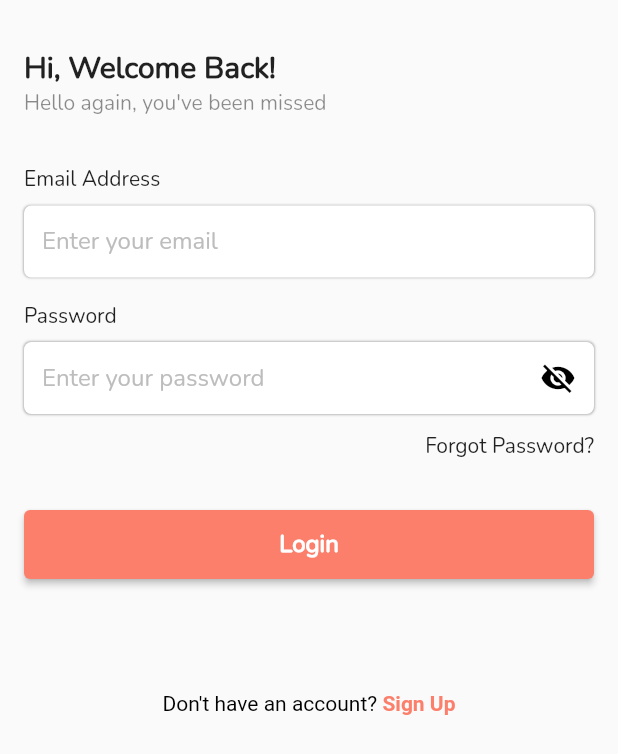
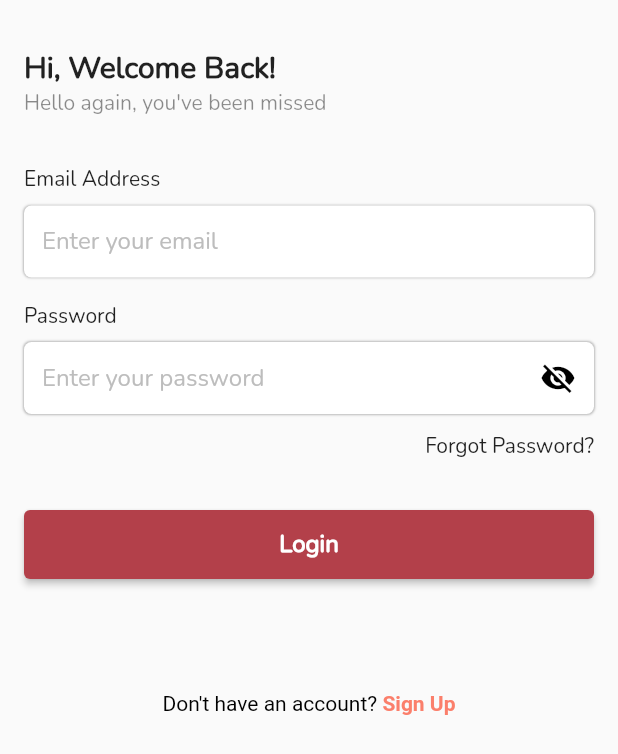
Before and after one commit to zuludin04/nyarios, a Flutter app: the screen it shows after launch, on a phone screen of 412 x 824 dp. Shown: the top 754 px of the screen. Run offline on Flutter 3.47's test engine with Material 2 defaults, Android fonts, the phone set to English and light mode, and no system bars; our stand-ins replace cloud_firestore, file_picker, firebase_auth, firebase_core, firebase_storage, get and 7 more; missing offline and left inert: clipboard; accounts and stored records are empty.

Commit message:
change color scheme

```diff
--- a/lib/core/utils/custom_theme.dart
+++ b/lib/core/utils/custom_theme.dart
@@ -5,10 +5,10 @@ class CustomTheme {
     return ThemeData(
       backgroundColor: const Color(0xfff7f7f7),
       colorScheme: const ColorScheme(
-        primary: Color.fromRGBO(251, 127, 107, 1),
-        primaryContainer: Color(0xfffb7f6b),
-        secondary: Color(0xfffb7f6b),
-        secondaryContainer: Color(0xfffb7f6b),
+        primary: Color(0xffb3404a),
+        primaryContainer: Color(0xffb3404a),
+        secondary: Color(0xffb3404a),
+        secondaryContainer: Color(0xffb3404a),
         surface: Colors.white,
         background: Colors.white,
         error: Colors.redAccent,
@@ -28,7 +28,7 @@ class CustomTheme {
       elevatedButtonTheme: ElevatedButtonThemeData(
         style: ButtonStyle(
           backgroundColor:
-              MaterialStateProperty.all<Color>(const Color(0xfffb7f6b)),
+              MaterialStateProperty.all<Color>(const Color(0xffb3404a)),
         ),
       ),
     );
@@ -40,8 +40,8 @@ class CustomTheme {
       colorScheme: const ColorScheme(
         primary: Color(0xff252526),
         primaryContainer: Colors.black,
-        secondary: Color(0xfffb7f6b),
-        secondaryContainer: Color(0xfffb7f6b),
+        secondary: Color(0xffb3404a),
+        secondaryContainer: Color(0xffb3404a),
         surface: Color(0xff252526),
         background: Color(0xff252526),
         error: Colors.redAccent,
@@ -61,7 +61,7 @@ class CustomTheme {
       elevatedButtonTheme: ElevatedButtonThemeData(
         style: ButtonStyle(
           backgroundColor:
-              MaterialStateProperty.all<Color>(const Color(0xfffb7f6b)),
+              MaterialStateProperty.all<Color>(const Color(0xffb3404a)),
         ),
       ),
     );
--- a/lib/ui/home/home_screen.dart
+++ b/lib/ui/home/home_screen.dart
@@ -18,7 +18,7 @@ class HomeScreen extends StatelessWidget {
     return Scaffold(
       floatingActionButton: FloatingActionButton(
         onPressed: () => Get.toNamed(AppRoutes.profile),
-        child: const Icon(Icons.edit),
+        child: const Icon(Icons.edit, color: Colors.white),
       ),
       body: SafeArea(
         child: CustomScrollView(
--- a/lib/ui/home/widgets/chat_contact_item.dart
+++ b/lib/ui/home/widgets/chat_contact_item.dart
@@ -65,7 +65,7 @@ class ChatContactItem extends StatelessWidget {
                       child: Container(
                         padding: const EdgeInsets.all(6),
                         decoration: const BoxDecoration(
-                          color: Color.fromRGBO(251, 127, 107, 1),
+                          color: Color(0xffb3404a),
                           shape: BoxShape.circle,
                         ),
                         child: Text(
```
Also changed, not shown: lib/ui/chat/chatting_screen.dart (+8 -5 lines), lib/ui/chat/widgets/chat_item.dart (+6 -5 lines).
